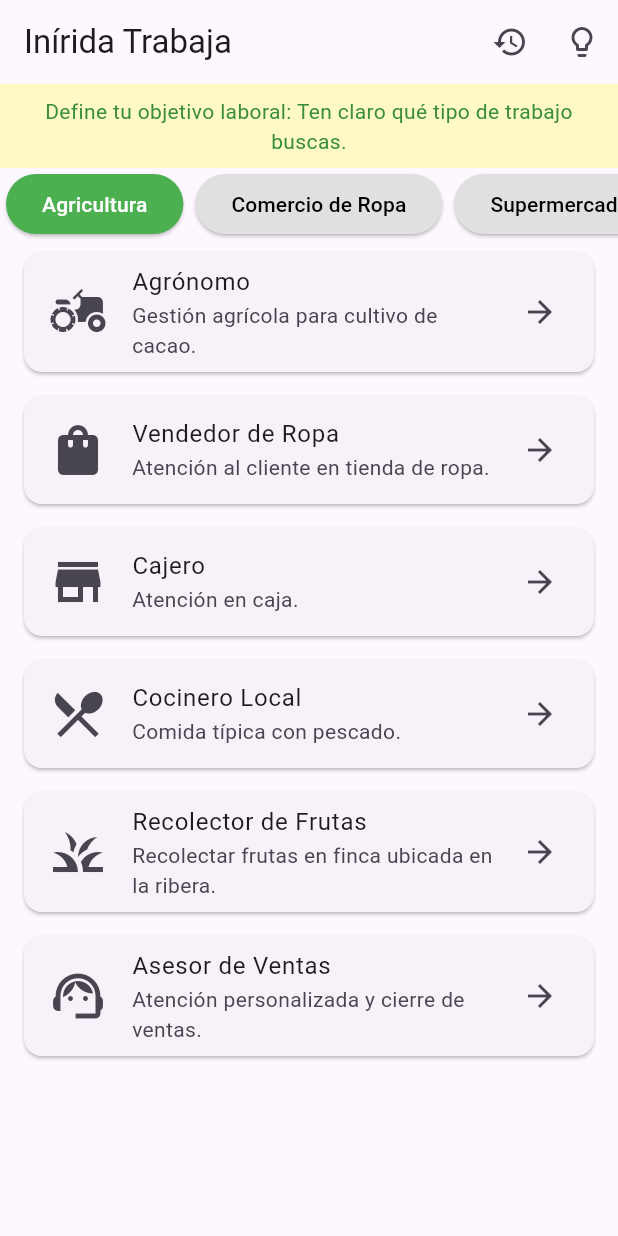
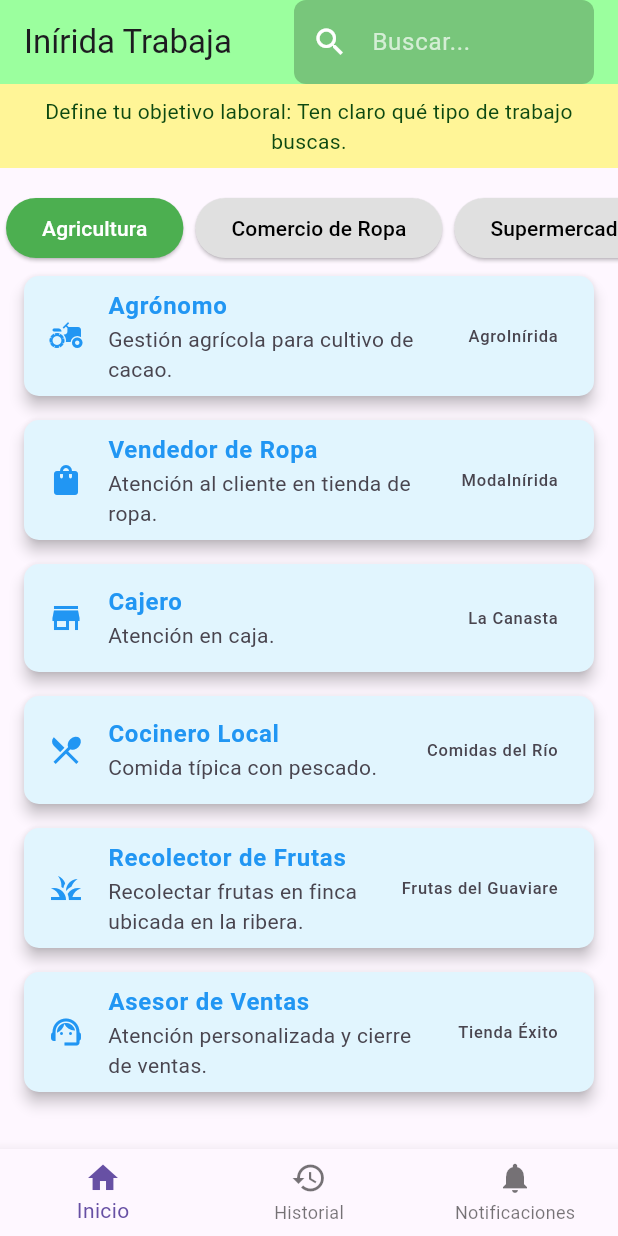
Before and after one commit to fernandacastro20/iniridatrabaja, a Flutter app: the screen it shows after launch, on a phone screen of 412 x 824 dp. Run offline on Flutter 3.47's test engine with Material 3 defaults, Android fonts, the phone set to English and light mode, and no system bars.

Commit message:
inirida no trabaja

```diff
--- a/lib/main.dart
+++ b/lib/main.dart
@@ -6,15 +6,17 @@ void main() {
   runApp(IniridaTrabajaApp());
 }
 
-class IniridaTrabajaApp extends StatelessWidget {
+class IniridaTrabajaApp extends StatefulWidget {
   @override
-  Widget build(BuildContext context) {
-    return MaterialApp(
-      title: 'Inírida no Trabaja',
-      theme: ThemeData(
-        primarySwatch: Colors.green,
-      ),
-      home: PantallaInicio(
+  _IniridaTrabajaAppState createState() => _IniridaTrabajaAppState();
+}
+
+class _IniridaTrabajaAppState extends State<IniridaTrabajaApp> {
+  int _selectedIndex = 0;
+
+  // Lista de pantallas para cada opción del BottomNavigationBar
+  final List<Widget> _screens = [
+    PantallaInicio(
       ofertas: [
         OfertaLaboral(
           id: '1',
@@ -66,6 +68,43 @@ class IniridaTrabajaApp extends StatelessWidget {
         ),
       ],
     ),
+    Center(child: Text('Historial')), // Pantalla de Historial
+    Center(child: Text('Notificaciones')), // Pantalla de Notificaciones
+  ];
+
+  void _onItemTapped(int index) {
+    setState(() {
+      _selectedIndex = index;
+    });
+  }
+
+  @override
+  Widget build(BuildContext context) {
+    return MaterialApp(
+      theme: ThemeData(
+        primarySwatch: Colors.green,
+      ),
+      home: Scaffold(
+        body: _screens[_selectedIndex], // Aquí se muestra solo el contenido seleccionado
+        bottomNavigationBar: BottomNavigationBar(
+          currentIndex: _selectedIndex,
+          onTap: _onItemTapped,
+          items: [
+            BottomNavigationBarItem(
+              icon: Icon(Icons.home),
+              label: 'Inicio',
+            ),
+            BottomNavigationBarItem(
+              icon: Icon(Icons.history),
+              label: 'Historial',
+            ),
+            BottomNavigationBarItem(
+              icon: Icon(Icons.notifications),
+              label: 'Notificaciones',
+            ),
+          ],
+        ),
+      ),
     );
   }
 }
--- a/lib/pantallas/pantalla_inicio.dart
+++ b/lib/pantallas/pantalla_inicio.dart
@@ -4,8 +4,7 @@ import '../widgets/tarjeta_oferta.dart';
 import '../widgets/boton_categoria.dart';
 import '../formularios/formulario_publicar.dart';
 import '../utilidades/gestor_consejos.dart';
-import 'pantalla_historial.dart';
-import 'pantalla_sugerencias.dart';
+import 'detalle_oferta.dart';
 
 class PantallaInicio extends StatefulWidget {
   final List<OfertaLaboral> ofertas;
@@ -56,6 +55,16 @@ class _PantallaInicioState extends State<PantallaInicio> {
     });
   }
 
+  void filtrarBusqueda(String query) {
+    setState(() {
+      ofertasFiltradas = widget.ofertas
+          .where((oferta) =>
+              oferta.titulo.toLowerCase().contains(query.toLowerCase()) ||
+              oferta.descripcion.toLowerCase().contains(query.toLowerCase()))
+          .toList();
+    });
+  }
+
   void agregarAlHistorial(OfertaLaboral oferta) {
     setState(() {
       if (!historial.any((o) => o.id == oferta.id)) {
@@ -68,7 +77,11 @@ class _PantallaInicioState extends State<PantallaInicio> {
     showDialog(
       context: context,
       builder: (context) => AlertDialog(
-        title: Text('Publicar Oferta'),
+        backgroundColor: const Color.fromARGB(255, 226, 214, 248), // Cambia el color de fondo
+        title: Text(
+          'Publicar Oferta',
+          style: TextStyle(color: const Color.fromARGB(255, 255, 255, 255)), // Cambia el color del texto del título
+        ),
         content: FormularioPublicar(
           onSubmit: (nuevaOferta) {
             setState(() {
@@ -78,6 +91,9 @@ class _PantallaInicioState extends State<PantallaInicio> {
             Navigator.pop(context);
           },
         ),
+        shape: RoundedRectangleBorder(
+          borderRadius: BorderRadius.circular(16.0), // Bordes redondeados
+        ),
       ),
     );
   }
@@ -86,41 +102,51 @@ class _PantallaInicioState extends State<PantallaInicio> {
   Widget build(BuildContext context) {
     return Scaffold(
       appBar: AppBar(
-        title: Text('Inírida Trabaja'),
-        actions: [
-          IconButton(
-            icon: Icon(Icons.history),
-            onPressed: () {
-              Navigator.push(
-                context,
-                MaterialPageRoute(
-                  builder: (_) => PantallaHistorial(historial: historial),
+        title: Row(
+          mainAxisAlignment: MainAxisAlignment.spaceBetween,
+          children: [
+            Text('Inírida Trabaja'), // Título de la AppBar
+            SizedBox(
+              width: 200, // Ancho de la barra de búsqueda
+              child: TextField(
+                onChanged: (value) {
+                  filtrarBusqueda(value); // Llama a la función para filtrar las ofertas
+                },
+                decoration: InputDecoration(
+                  hintText: 'Buscar...',
+                  hintStyle: TextStyle(color: const Color.fromARGB(179, 251, 255, 251)),
+                  prefixIcon: Icon(Icons.search, color: Colors.white),
+                  filled: true,
+                  fillColor: const Color.fromARGB(57, 0, 0, 0),
+                  border: OutlineInputBorder(
+                    borderRadius: BorderRadius.circular(8.0),
+                    borderSide: BorderSide.none,
+                  ),
                 ),
-              );
-            },
-          ),
-          IconButton(
-            icon: Icon(Icons.lightbulb_outline),
-            onPressed: () {
-              Navigator.push(
-                context,
-                MaterialPageRoute(builder: (_) => PantallaSugerencias()),
-              );
-            },
-          ),
-        ],
+                style: TextStyle(color: Colors.white),
+              ),
+            ),
+          ],
+        ),
+        backgroundColor: const Color.fromARGB(255, 155, 255, 158),
       ),
       body: Column(
         children: [
+          // Contenedor del Gestor de Consejos
           Container(
             padding: EdgeInsets.all(8.0),
-            color: Colors.yellow[100],
+            color: const Color.fromARGB(255, 255, 245, 151),
             child: Text(
               consejoActual,
               textAlign: TextAlign.center,
-              style: TextStyle(fontSize: 14, color: Colors.green[700]),
+              style: TextStyle(fontSize: 14, color: const Color.fromARGB(255, 13, 73, 17)),
             ),
           ),
+
+          // Espacio entre el Gestor de Consejos y los Botones de Categorías
+          SizedBox(height: 16.0), // Espacio de 16 píxeles
+
+          // Botones de Categorías y Botón "Publicar Oferta"
           SingleChildScrollView(
             scrollDirection: Axis.horizontal,
             child: Row(
@@ -145,13 +171,24 @@ class _PantallaInicioState extends State<PantallaInicio> {
                   seleccionada: categoriaSeleccionada == 'Venta de Comida Local',
                   onPressed: () => filtrarOfertas('Venta de Comida Local'),
                 ),
+                SizedBox(width: 8.0), // Espacio entre los botones de categorías y el botón "Publicar Oferta"
                 ElevatedButton(
                   onPressed: () => mostrarFormularioPublicar(context),
+                  style: ElevatedButton.styleFrom(
+                    backgroundColor: const Color.fromARGB(255, 82, 35, 255), // Cambia el color de fondo
+                    foregroundColor: Colors.white, // Cambia el color del texto
+                    padding: EdgeInsets.symmetric(horizontal: 16.0, vertical: 12.0), // Ajusta el tamaño del botón
+                    shape: RoundedRectangleBorder(
+                      borderRadius: BorderRadius.circular(8.0), // Bordes redondeados
+                    ),
+                  ),
                   child: Text('Publicar Oferta'),
                 ),
               ],
             ),
           ),
+
+          // Lista de ofertas filtradas
           Expanded(
             child: ListView.builder(
               itemCount: ofertasFiltradas.length,
@@ -159,7 +196,15 @@ class _PantallaInicioState extends State<PantallaInicio> {
                 final oferta = ofertasFiltradas[index];
                 return TarjetaOferta(
                   oferta: oferta,
-                  onTap: () => agregarAlHistorial(oferta),
+                  onTap: () {
+                    agregarAlHistorial(oferta);
+                    Navigator.push(
+                      context,
+                      MaterialPageRoute(
+                        builder: (context) => DetalleOferta(oferta: oferta),
+                      ),
+                    );
+                  },
                 );
               },
             ),
--- a/lib/widgets/tarjeta_oferta.dart
+++ b/lib/widgets/tarjeta_oferta.dart
@@ -1,31 +1,32 @@
 import 'package:flutter/material.dart';
-import '../modelos/oferta_laboral.dart';
-import '../pantallas/pantalla_postulacion.dart';
+import '../modelos/oferta_laboral.dart'; // Importa la clase desde el archivo correcto
 
 class TarjetaOferta extends StatelessWidget {
   final OfertaLaboral oferta;
-  final VoidCallback? onTap;
+  final VoidCallback onTap;
 
-  TarjetaOferta({required this.oferta, this.onTap});
+  TarjetaOferta({required this.oferta, required this.onTap});
 
   @override
   Widget build(BuildContext context) {
-    return Card(
-      margin: EdgeInsets.symmetric(vertical: 8.0, horizontal: 16.0),
-      child: ListTile(
-        leading: Icon(oferta.icono, size: 40),
-        title: Text(oferta.titulo),
-        subtitle: Text(oferta.descripcion),
-        trailing: Icon(Icons.arrow_forward),
-        onTap: () {
-          if (onTap != null) onTap!();
-          Navigator.push(
-            context,
-            MaterialPageRoute(
-              builder: (_) => PantallaPostulacion(oferta: oferta),
-            ),
-          );
-        },
+    return GestureDetector(
+      onTap: onTap, // Detecta el toque en la tarjeta
+      child: Card(
+        color: Colors.lightBlue[50], // Fondo azul claro
+        margin: EdgeInsets.symmetric(vertical: 8.0, horizontal: 16.0),
+        shape: RoundedRectangleBorder(
+          borderRadius: BorderRadius.circular(10.0), // Bordes redondeados
+        ),
+        elevation: 4.0, // Sombra para el Card
+        child: ListTile(
+          leading: Icon(oferta.icono, color: Colors.blue), // Ícono azul
+          title: Text(
+            oferta.titulo,
+            style: TextStyle(fontWeight: FontWeight.bold, color: Colors.blue), // Título en negrita
+          ),
+          subtitle: Text(oferta.descripcion), // Descripción de la oferta
+          trailing: Text(oferta.empresa), // Nombre de la empresa
+        ),
       ),
     );
   }
```
Also changed, not shown: lib/pantallas/detalle_oferta.dart (added, +105 -0 lines), lib/pantallas/pantalla_historial.dart (+12 -1 lines). Lines whose indentation alone changed are shown as unchanged.
